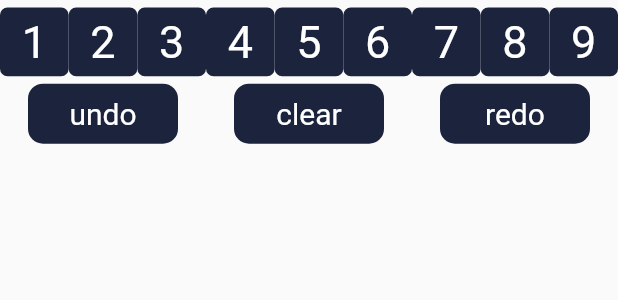
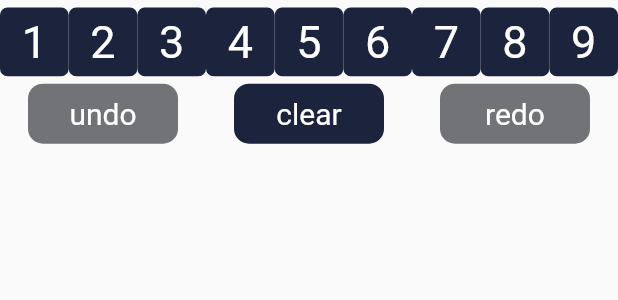
Before and after one commit to Mimand3r/Str8teX_AppFrontend, a Flutter app: the BoardKeyboard widget shown alone on an empty page, opened directly, after a tap on "clear", on a phone screen of 412 x 824 dp. Shown: the top 300 px of the screen. Run offline on Flutter 3.47's test engine with Material 2 defaults, Android fonts, the phone set to English and light mode, and no system bars; our stand-ins replace cloud_firestore, firebase_core, sqflite; accounts and stored records are empty; statements that could not run were skipped.

Commit message:
finished dynamic firebase level downloading added undo/redo functionality

```diff
--- a/lib/Board/board_keyboard.dart
+++ b/lib/Board/board_keyboard.dart
@@ -62,12 +62,20 @@ class _BoardKeyboardState extends State<BoardKeyboard> {
         Row(
           mainAxisAlignment: MainAxisAlignment.spaceAround,
           children: [
-            Container(
+            GestureDetector(
+              onTap: () {
+                context.read<BoardStateProvider>().undo();
+              },
+              child: Container(
                 width: 100,
                 height: 40,
                 decoration: BoxDecoration(
                   borderRadius: BorderRadius.circular(10),
-                color: const Color.fromARGB(255, 28, 36, 61),
+                  color: (context.watch<BoardStateProvider>().history.length -
+                              context.watch<BoardStateProvider>().undoCounter >
+                          0) // disabled mode
+                      ? const Color.fromARGB(255, 28, 36, 61)
+                      : const Color.fromARGB(255, 114, 115, 119),
                 ),
                 child: const Center(
                   child: Text(
@@ -75,6 +83,7 @@ class _BoardKeyboardState extends State<BoardKeyboard> {
                     style: TextStyle(
                       color: Colors.white,
                       fontSize: 20,
+                    ),
                   ),
                 ),
               ),
@@ -101,12 +110,19 @@ class _BoardKeyboardState extends State<BoardKeyboard> {
                 ),
               ),
             ),
-            Container(
+            GestureDetector(
+              onTap: () {
+                context.read<BoardStateProvider>().redo();
+              },
+              child: Container(
                 width: 100,
                 height: 40,
                 decoration: BoxDecoration(
                   borderRadius: BorderRadius.circular(10),
-                color: const Color.fromARGB(255, 28, 36, 61),
+                  color: context.watch<BoardStateProvider>().undoCounter >
+                          0 // disabled mode
+                      ? const Color.fromARGB(255, 28, 36, 61)
+                      : const Color.fromARGB(255, 114, 115, 119),
                 ),
                 child: const Center(
                   child: Text(
@@ -117,6 +133,7 @@ class _BoardKeyboardState extends State<BoardKeyboard> {
                     ),
                   ),
                 ),
+              ),
             )
           ],
         )
--- a/lib/Board/board_state.dart
+++ b/lib/Board/board_state.dart
@@ -4,10 +4,10 @@ import 'package:str8tex_frontend/LevelManagement/Types/db_level_type.dart';
 
 class BoardStateProvider extends ChangeNotifier {
   BoardState boardState = BoardState();
+  List<BoardState> history = [];
+  int undoCounter = 0;
 
   Future loadBoard(DatabaseLevelType databaseData) async {
-    // TODO in progress board not displayed correctly yet
-
     var newBoardState = BoardState()..size = databaseData.size;
     List<dynamic> cellList = jsonDecode(databaseData.emptyBoardData);
     var indexCounter = 0;
@@ -37,6 +37,8 @@ class BoardStateProvider extends ChangeNotifier {
   }
 
   void selectNewCell(int index) {
+    _updateHistory();
+    undoCounter = 0;
     boardState.cells.firstWhere((element) => element.isSelected).isSelected =
         false;
     boardState.cells
@@ -46,6 +48,7 @@ class BoardStateProvider extends ChangeNotifier {
   }
 
   void toggleValue(int pressedValue) {
+    _updateHistory();
     var activeCell =
         boardState.cells.firstWhere((element) => element.isSelected);
 
@@ -61,7 +64,9 @@ class BoardStateProvider extends ChangeNotifier {
   void toggleHelperValue(int pressedValue) {
     var activeCell =
         boardState.cells.firstWhere((element) => element.isSelected);
+    if (activeCell.value > 0) return;
 
+    _updateHistory();
     if (activeCell.helperValues.contains(pressedValue)) {
       activeCell.helperValues.remove(pressedValue);
     } else {
@@ -72,6 +77,7 @@ class BoardStateProvider extends ChangeNotifier {
   }
 
   void clearActiveCell() {
+    _updateHistory();
     var activeCell =
         boardState.cells.firstWhere((element) => element.isSelected);
 
@@ -80,11 +86,53 @@ class BoardStateProvider extends ChangeNotifier {
 
     notifyListeners();
   }
+
+  BoardState? rememberedState;
+
+  void undo() {
+    if (undoCounter == 0) rememberedState = boardState.makeCopy();
+    undoCounter += 1;
+    final currentElementHistoryIndex = history.length - undoCounter;
+    if (currentElementHistoryIndex < 0) {
+      undoCounter -= 1;
+      return;
+    }
+    boardState = history[currentElementHistoryIndex].makeCopy();
+    notifyListeners();
+  }
+
+  void redo() {
+    if (undoCounter == 0) return;
+    undoCounter -= 1;
+    if (undoCounter == 0) {
+      boardState = (rememberedState as BoardState).makeCopy();
+      rememberedState = null;
+      notifyListeners();
+      return;
+    }
+    final currentElementHistoryIndex = history.length - undoCounter;
+    boardState = history[currentElementHistoryIndex].makeCopy();
+    notifyListeners();
+  }
+
+  void _updateHistory() {
+    if (undoCounter > 0) {
+      // Whenever a change is made while history element is active then drop all future elements
+      final currentElementHistoryIndex = history.length - undoCounter;
+      history = history.sublist(0, currentElementHistoryIndex + 1);
+      undoCounter = 0;
+    }
+    history.add(boardState.makeCopy());
+  }
 }
 
 class BoardState {
   int size = 9;
   List<BoardStateCell> cells = [];
+
+  BoardState makeCopy() => BoardState()
+    ..size = size
+    ..cells = cells.map((e) => e.makeCopy()).toList();
 }
 
 class BoardStateCell {
@@ -95,6 +143,15 @@ class BoardStateCell {
   bool isSelected = false;
   int row = 0;
   int col = 0;
+
+  BoardStateCell makeCopy() => BoardStateCell()
+    ..cellType = cellType
+    ..value = value
+    ..index = index
+    ..helperValues = List<int>.from(helperValues)
+    ..isSelected = isSelected
+    ..row = row
+    ..col = col;
 }
 
 enum CellType { standard, block, prefilled }
--- a/lib/LevelManagement/Worker/preinstalled_levels_worker.dart
+++ b/lib/LevelManagement/Worker/preinstalled_levels_worker.dart
@@ -19,14 +19,14 @@ class PreinstalledLevelWorker {
   static Future storeInitialLevelsIntoDatabaseIfNotExistant(
       List<String> databaseLevels) async {
     // Finde raus welche Daten in DB fehlen
-    var initialLevelsNotInDatabase = initialLevels
+    var namesInitialLevelsNotInDatabase = initialLevels
         .where((element) => !databaseLevels.contains(element))
         .toList();
 
     // Fetch Daten from files und package for DB
     List<DatabaseLevelType> unstoredLevels = [];
 
-    for (var levelName in initialLevelsNotInDatabase) {
+    for (var levelName in namesInitialLevelsNotInDatabase) {
       final jsonText =
           await rootBundle.loadString('assets/$levelName', cache: false);
       final data = json.decode(jsonText);
```
Also changed, not shown: lib/LevelManagement/Worker/firebase_storage_worker.dart (+39 -2 lines), lib/LevelManagement/Worker/sqflite_worker.dart (+12 -13 lines), lib/LevelManagement/level_manager.dart (+8 -4 lines). Lines whose indentation alone changed are shown as unchanged.
